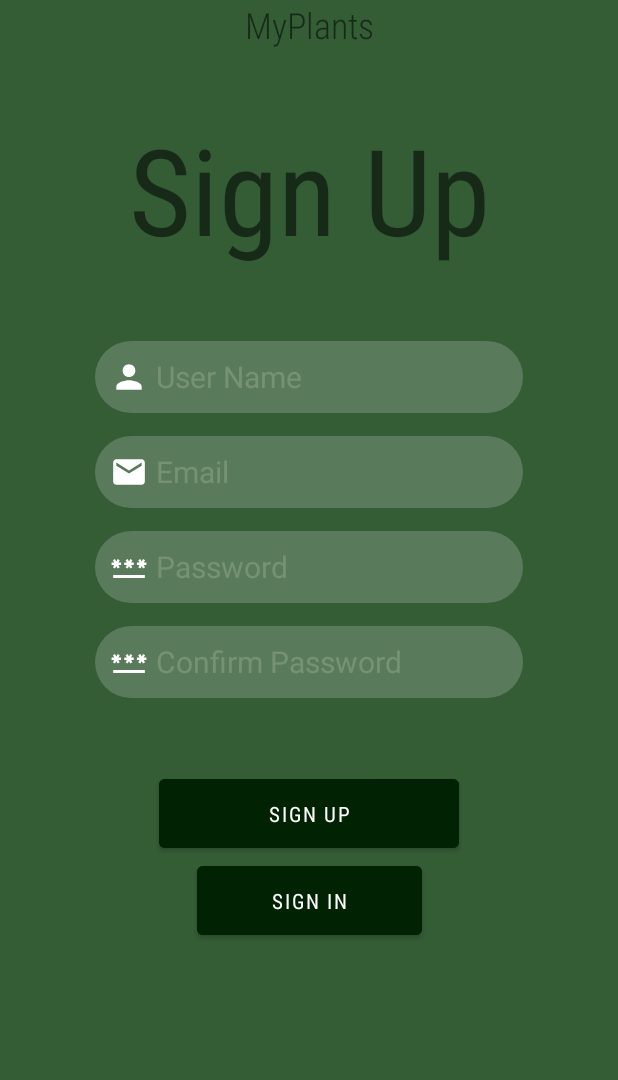
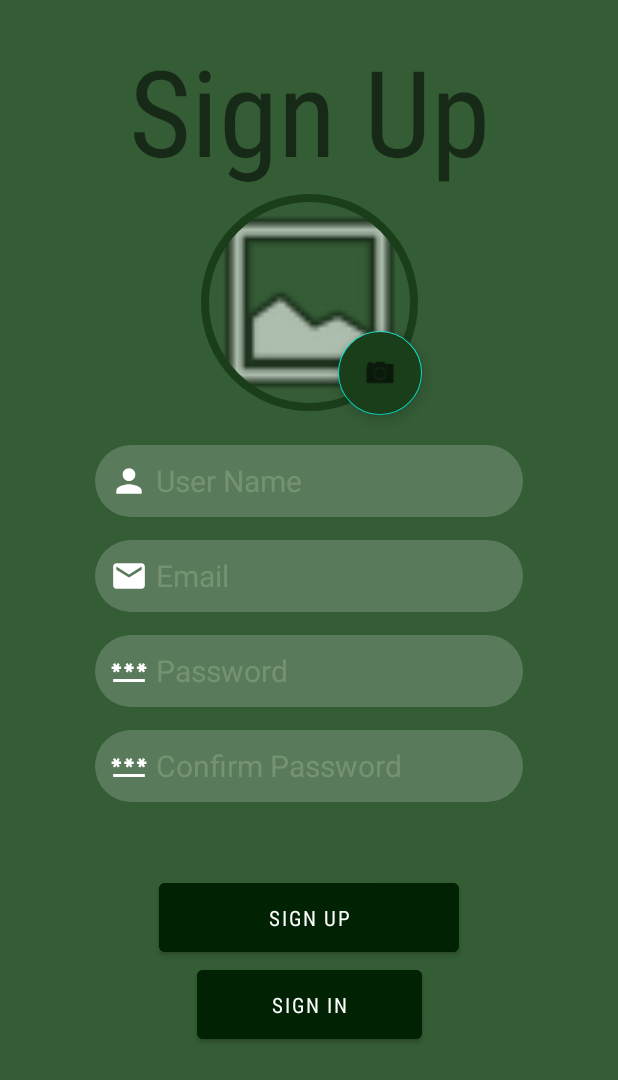
Before and after one commit to LiavBurger/MyPlants, an Android app: the RegisterActivity screen opened directly, with no data from a screen before it, on a phone screen of 412 x 824 dp. Shown: the top 1080 px of the screen. Run offline under Robolectric (Android 15) with nearby library versions, the phone set to English and light mode, and no system bars; our stand-ins replace Firebase (no records; nobody signed in at launch, a user with empty details on screens opened directly).

Commit message:
ui changes

```diff
--- a/app/src/main/res/layout/activity_login.xml
+++ b/app/src/main/res/layout/activity_login.xml
@@ -9,22 +9,10 @@
     tools:context=".LoginActivity">
 
     <TextView
-        android:id="@+id/textView"
-        android:layout_width="0dp"
-        android:layout_height="wrap_content"
-        android:fontFamily="sans-serif-condensed-light"
-        android:gravity="center"
-        android:text="@string/app_name"
-        android:textSize="24sp"
-        app:layout_constraintEnd_toEndOf="parent"
-        app:layout_constraintStart_toStartOf="parent"
-        app:layout_constraintTop_toTopOf="parent" />
-
-    <TextView
         android:id="@+id/tvSignIn"
         android:layout_width="0dp"
         android:layout_height="wrap_content"
-        android:layout_marginTop="40dp"
+        android:layout_marginTop="20dp"
         android:fontFamily="sans-serif-condensed-light"
         android:gravity="center"
         android:text="@string/sign_in"
@@ -33,7 +21,7 @@
         android:textStyle="bold"
         app:layout_constraintEnd_toEndOf="parent"
         app:layout_constraintStart_toStartOf="parent"
-        app:layout_constraintTop_toBottomOf="@+id/textView" />
+        app:layout_constraintTop_toTopOf="parent" />
 
     <androidx.appcompat.widget.LinearLayoutCompat
         android:id="@+id/llcEmail"
--- a/app/src/main/res/layout/activity_register.xml
+++ b/app/src/main/res/layout/activity_register.xml
@@ -9,22 +9,10 @@
     tools:context=".RegisterActivity">
 
     <TextView
-        android:id="@+id/textView"
-        android:layout_width="0dp"
-        android:layout_height="wrap_content"
-        android:fontFamily="sans-serif-condensed-light"
-        android:gravity="center"
-        android:text="@string/app_name"
-        android:textSize="24sp"
-        app:layout_constraintEnd_toEndOf="parent"
-        app:layout_constraintStart_toStartOf="parent"
-        app:layout_constraintTop_toTopOf="parent" />
-
-    <TextView
         android:id="@+id/tvSignUp"
         android:layout_width="0dp"
         android:layout_height="wrap_content"
-        android:layout_marginTop="40dp"
+        android:layout_marginTop="20dp"
         android:fontFamily="sans-serif-condensed-light"
         android:gravity="center"
         android:text="@string/sign_up"
@@ -33,22 +21,47 @@
         android:textStyle="bold"
         app:layout_constraintEnd_toEndOf="parent"
         app:layout_constraintStart_toStartOf="parent"
-        app:layout_constraintTop_toBottomOf="@+id/textView" />
+        app:layout_constraintTop_toTopOf="parent" />
+
+
+    <com.google.android.material.imageview.ShapeableImageView
+        android:id="@+id/profileImage"
+        android:layout_width="150dp"
+        android:layout_height="150dp"
+        android:layout_gravity="center"
+        android:background="@android:drawable/ic_menu_gallery"
+        android:padding="5dp"
+        app:shapeAppearanceOverlay="@style/circleImageView"
+        app:strokeColor="@color/cardBackground"
+        app:strokeWidth="5dp"
+        tools:visibility="visible"
+        app:layout_constraintTop_toBottomOf="@+id/tvSignUp"
+        app:layout_constraintEnd_toEndOf="parent"
+        app:layout_constraintStart_toStartOf="parent"/>
+
+    <com.google.android.material.floatingactionbutton.FloatingActionButton
+        android:id="@+id/fabtnCamera"
+        android:layout_width="wrap_content"
+        android:layout_height="wrap_content"
+        android:backgroundTint="@color/cardBackground"
+        android:clickable="true"
+        android:src="@android:drawable/ic_menu_camera"
+        app:rippleColor="@color/buttonColor"
+        app:layout_constraintEnd_toEndOf="@id/profileImage"
+        app:layout_constraintBottom_toBottomOf="@id/profileImage"/>
+
 
     <androidx.appcompat.widget.LinearLayoutCompat
         android:id="@+id/llcUsername"
         android:layout_width="285dp"
         android:layout_height="wrap_content"
         android:layout_gravity="center"
-        android:layout_marginStart="63dp"
-        android:layout_marginTop="48dp"
-        android:layout_marginEnd="63dp"
+        android:layout_marginTop="20dp"
         android:background="@drawable/enter_text_background"
         android:orientation="horizontal"
+        app:layout_constraintStart_toStartOf="parent"
         app:layout_constraintEnd_toEndOf="parent"
-        app:layout_constraintHorizontal_bias="0.0"
-        app:layout_constraintStart_toStartOf="parent"
-        app:layout_constraintTop_toBottomOf="@+id/tvSignUp">
+        app:layout_constraintTop_toBottomOf="@id/profileImage">
 
         <ImageView
             android:layout_width="25dp"
@@ -77,15 +90,10 @@
         android:id="@+id/llcEmail"
         android:layout_width="285dp"
         android:layout_height="wrap_content"
-        android:layout_gravity="center"
-        android:layout_marginStart="63dp"
         android:layout_marginTop="15dp"
-        android:layout_marginEnd="63dp"
         android:background="@drawable/enter_text_background"
-        android:orientation="horizontal"
+        app:layout_constraintStart_toStartOf="parent"
         app:layout_constraintEnd_toEndOf="parent"
-        app:layout_constraintHorizontal_bias="0.0"
-        app:layout_constraintStart_toStartOf="parent"
         app:layout_constraintTop_toBottomOf="@+id/llcUsername">
 
 
@@ -116,15 +124,10 @@
         android:id="@+id/llcPassword"
         android:layout_width="285dp"
         android:layout_height="wrap_content"
-        android:layout_gravity="center"
-        android:layout_marginStart="63dp"
         android:layout_marginTop="15dp"
-        android:layout_marginEnd="63dp"
         android:background="@drawable/enter_text_background"
-        android:orientation="horizontal"
+        app:layout_constraintStart_toStartOf="parent"
         app:layout_constraintEnd_toEndOf="parent"
-        app:layout_constraintHorizontal_bias="0.0"
-        app:layout_constraintStart_toStartOf="parent"
         app:layout_constraintTop_toBottomOf="@+id/llcEmail">
 
 
@@ -155,15 +158,10 @@
         android:id="@+id/llcConfirmPassword"
         android:layout_width="285dp"
         android:layout_height="wrap_content"
-        android:layout_gravity="center"
-        android:layout_marginStart="63dp"
         android:layout_marginTop="15dp"
-        android:layout_marginEnd="63dp"
         android:background="@drawable/enter_text_background"
-        android:orientation="horizontal"
+        app:layout_constraintStart_toStartOf="parent"
         app:layout_constraintEnd_toEndOf="parent"
-        app:layout_constraintHorizontal_bias="0.0"
-        app:layout_constraintStart_toStartOf="parent"
         app:layout_constraintTop_toBottomOf="@+id/llcPassword">
 
 
```
